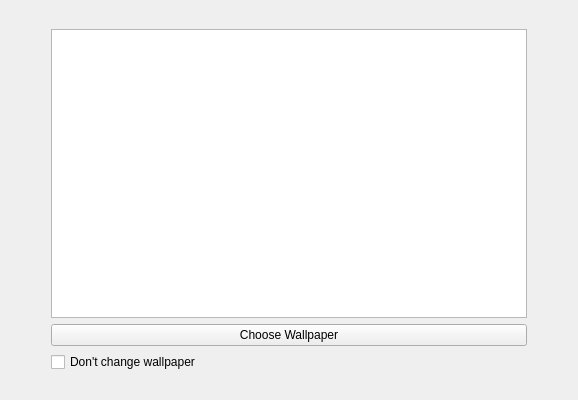
This is kde4/kaptan4/src/gui/wallpaperWidget.ui in pars-linux/uludag as Qt 5 draws it before an edit. The edited form follows.
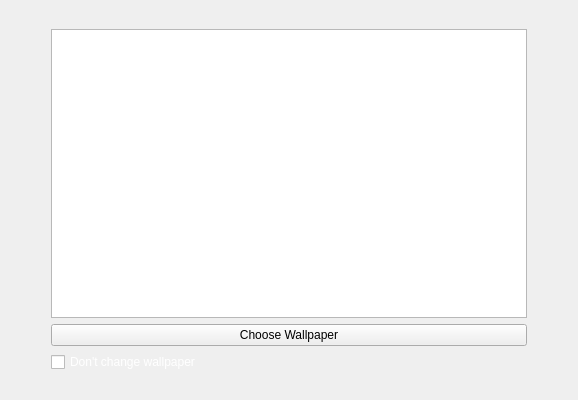
This is the edited form.

Commit message: fix label colors

What changed in the file:
```diff
--- a/kde4/kaptan4/src/gui/wallpaperWidget.ui
+++ b/kde4/kaptan4/src/gui/wallpaperWidget.ui
@@ -60,6 +60,9 @@
      </item>
      <item>
       <widget class="QCheckBox" name="checkBox">
+       <property name="styleSheet">
+        <string notr="true">color: white</string>
+       </property>
        <property name="text">
         <string>Don't change wallpaper</string>
        </property>
```
Left out of the diff: 3 changed lines with no effect on the pictures. The commit also changes 8 other files.
